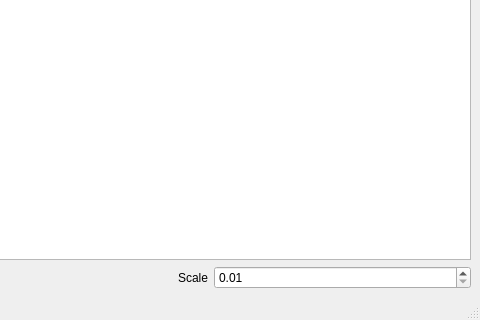
Qt form mainwindow.ui (YellowDeer/dxfread) before a commit; both pictures show x 320 to 800 and y 280 to 600 of the 800 by 600 pixel window.
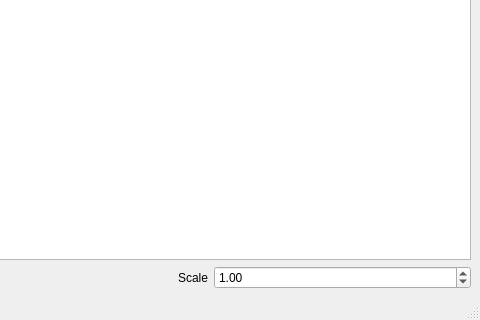
The same form after that commit.

The edit to the form file:
```diff
--- a/mainwindow.ui
+++ b/mainwindow.ui
@@ -31,7 +31,10 @@
     <item row="1" column="2">
      <widget class="QDoubleSpinBox" name="doubleSpinBox">
       <property name="minimum">
-       <double>0.010000000000000</double>
+       <double>0.000000000000000</double>
+      </property>
+      <property name="value">
+       <double>1.000000000000000</double>
       </property>
      </widget>
     </item>
```
Left out of the diff: 2 changed lines with no effect on the pictures.
